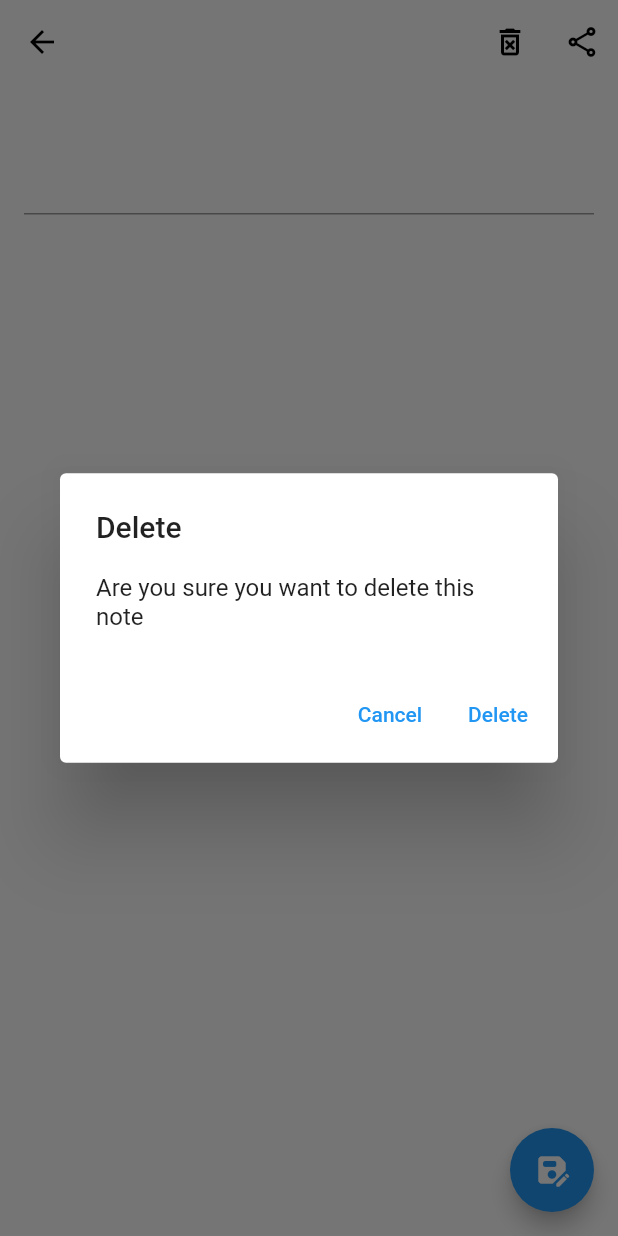
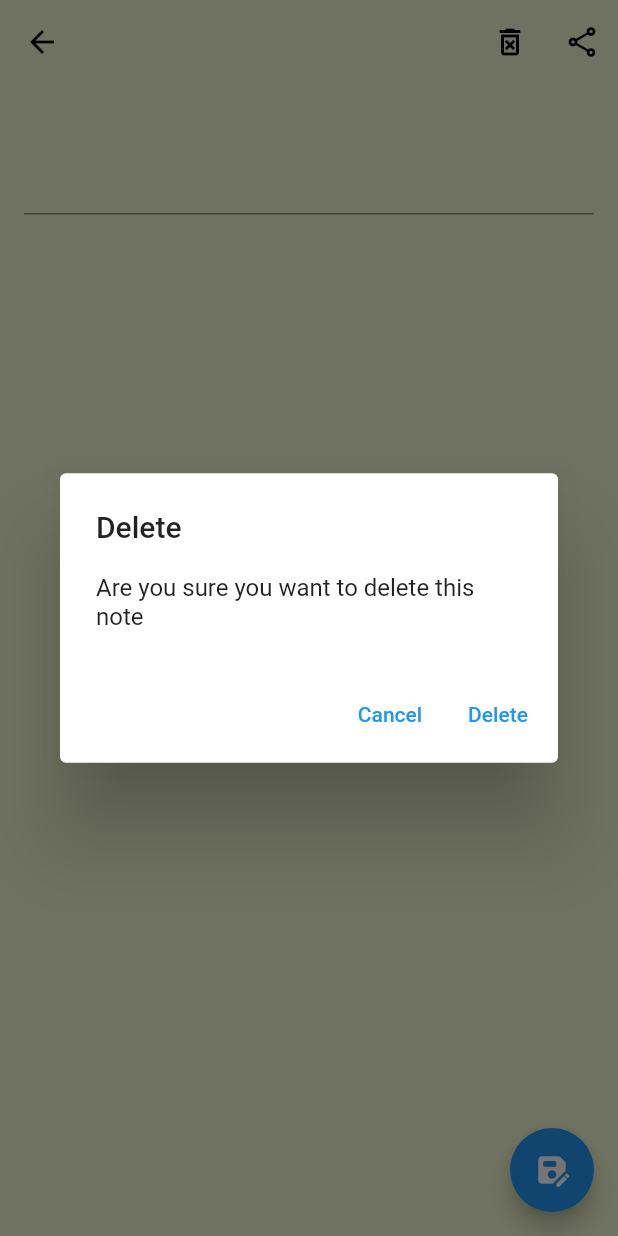
Before and after one commit to Divyanshu1545/flutterNotes, a Flutter app: the NoteReaderScreen screen opened directly with empty values, after a tap on the "delete forever" icon, on a phone screen of 412 x 824 dp. Run offline on Flutter 3.47's test engine with Material 2 defaults, Android fonts, the phone set to English and light mode, and no system bars; our stand-ins replace camera, cloud_firestore, firebase_auth, firebase_core, flutter_slidable, flutter_speed_dial and 6 more; missing offline and left inert: fluid_dialog, flutter_share, google_ml_kit, icons_flutter; accounts and stored records are empty; network calls fail.

```diff
--- a/lib/screens/note_reader.dart
+++ b/lib/screens/note_reader.dart
@@ -23,7 +23,6 @@ class NoteReaderScreen extends StatefulWidget {
 class _NoteReaderScreenState extends State<NoteReaderScreen> {
   @override
   Widget build(BuildContext context) {
-    int colorId = widget.note["color_id"];
     bool isPinned = widget.note["is_pinned"];
 
     // ignore: no_leading_underscores_for_local_identifiers
@@ -32,11 +31,11 @@ class _NoteReaderScreenState extends State<NoteReaderScreen> {
     // ignore: no_leading_underscores_for_local_identifiers
     final TextEditingController _mainContentController =
         TextEditingController(text: widget.note["note_content"]);
-    Color bgColor = cardColors[widget.note["color_id"]];
+
     return Scaffold(
-      backgroundColor: bgColor,
+      backgroundColor: const Color.fromRGBO(243, 249, 210, 1),
       appBar: AppBar(
-        backgroundColor: cardColors[colorId],
+        backgroundColor: const Color.fromRGBO(243, 249, 210, 1),
         iconTheme: const IconThemeData(color: Colors.black),
         elevation: 00,
         actions: [
@@ -94,7 +93,8 @@ class _NoteReaderScreenState extends State<NoteReaderScreen> {
               style: dateTitle,
             ),
             const SizedBox(height: 20),
-            TextField(
+            Expanded(
+              child: TextField(
                 controller: _mainContentController,
                 style: mainContent,
                 keyboardType: TextInputType.multiline,
@@ -102,6 +102,7 @@ class _NoteReaderScreenState extends State<NoteReaderScreen> {
                 textCapitalization: TextCapitalization.sentences,
                 decoration: const InputDecoration(
                   border: InputBorder.none,
+                ),
               ),
             )
           ],
@@ -114,7 +115,6 @@ class _NoteReaderScreenState extends State<NoteReaderScreen> {
             "creation_date":
                 DateFormat(dateFormat).format(DateTime.now().toLocal()),
             "note_content": _mainContentController.text,
-            "color_id": colorId,
             "is_pinned": isPinned
           })
               // add({
--- a/lib/styles/app_style.dart
+++ b/lib/styles/app_style.dart
@@ -2,21 +2,11 @@ import 'package:flutter/widgets.dart';
 import 'package:google_fonts/google_fonts.dart';
 
 //app colors
-Color bgColor = const Color.fromARGB(255, 200, 205, 244);
+Color bgColor = const Color.fromRGBO(189, 196, 167, 1);
 Color mainColor = const Color(0xFF000633);
 Color accentColor = const Color.fromARGB(255, 236, 233, 92);
 
 //colors for cards
-List<Color> cardColors = [
-  const Color.fromARGB(255, 255, 255, 255),
-  const Color.fromARGB(255, 246, 215, 153),
-  const Color.fromARGB(255, 171, 246, 148),
-  const Color.fromARGB(255, 247, 153, 179),
-  const Color.fromARGB(255, 241, 247, 143),
-  Color.fromARGB(255, 117, 185, 172),
-  const Color.fromARGB(255, 245, 132, 132),
-];
-
 //font styling
 TextStyle mainTitle = GoogleFonts.roboto(
   fontSize: 18,
--- a/lib/widgets/note_card.dart
+++ b/lib/widgets/note_card.dart
@@ -53,7 +53,8 @@ Widget noteCard(BuildContext context, QueryDocumentSnapshot note) {
       ],
     ),
     child: Card(
-      elevation: 10,
+      elevation: 5,
+
       shape: RoundedRectangleBorder(borderRadius: BorderRadius.circular(20)),
       child: GestureDetector(
         onTap: () {
@@ -66,7 +67,7 @@ Widget noteCard(BuildContext context, QueryDocumentSnapshot note) {
           width: double.infinity,
           padding: const EdgeInsets.all(13),
           decoration: BoxDecoration(
-            color: cardColors[note["color_id"]],
+            color: const Color.fromRGBO(243, 249, 210, 1),
             borderRadius: BorderRadius.circular(20),
           ),
           child: Column(
--- a/lib/widgets/todo_tile.dart
+++ b/lib/widgets/todo_tile.dart
@@ -20,7 +20,6 @@ class TodoTile extends StatefulWidget {
 }
 
 class _TodoTileState extends State<TodoTile> {
-
   TextEditingController todoController = TextEditingController();
   @override
   void initState() {
@@ -78,7 +77,7 @@ class _TodoTileState extends State<TodoTile> {
             decoration: BoxDecoration(
               color: widget.isDone
                   ? const Color.fromARGB(255, 92, 215, 96)
-                  : const Color.fromARGB(255, 231, 209, 12),
+                  : const Color.fromRGBO(189, 180, 178, 1),
               borderRadius: BorderRadius.circular(15),
             ),
             child: TextField(
--- a/pubspec.yaml
+++ b/pubspec.yaml
@@ -52,6 +52,12 @@ dependencies:
   icons_flutter: ^0.0.4
   loading_indicator: ^3.1.0
   fluid_dialog: ^1.1.1
+  image_picker: ^0.8.7+5
+  clipboard: ^0.1.3
+  google_ml_kit: ^0.14.0
+  camera: ^0.10.5+2
+  permission_handler: ^10.2.0
+  flutter_speed_dial: ^7.0.0
 
 dev_dependencies:
   flutter_test:
```
Also changed, not shown: lib/screens/home_screen.dart (+83 -36 lines), lib/screens/login_screen.dart (+0 -47 lines), lib/screens/note_editor.dart (+63 -7 lines), pubspec.lock, 3 other files. Lines whose indentation alone changed are shown as unchanged.
